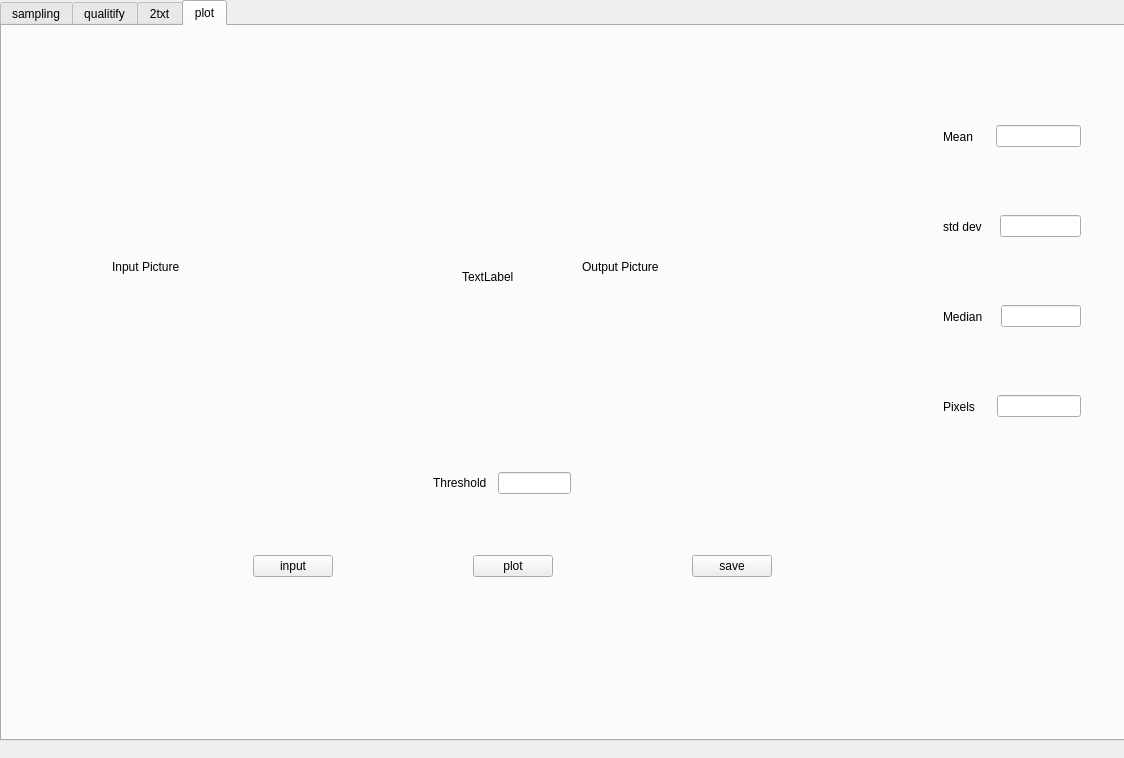
Old version of the form mainwindow.ui in the repository Zrealshadow/digitalpicture.
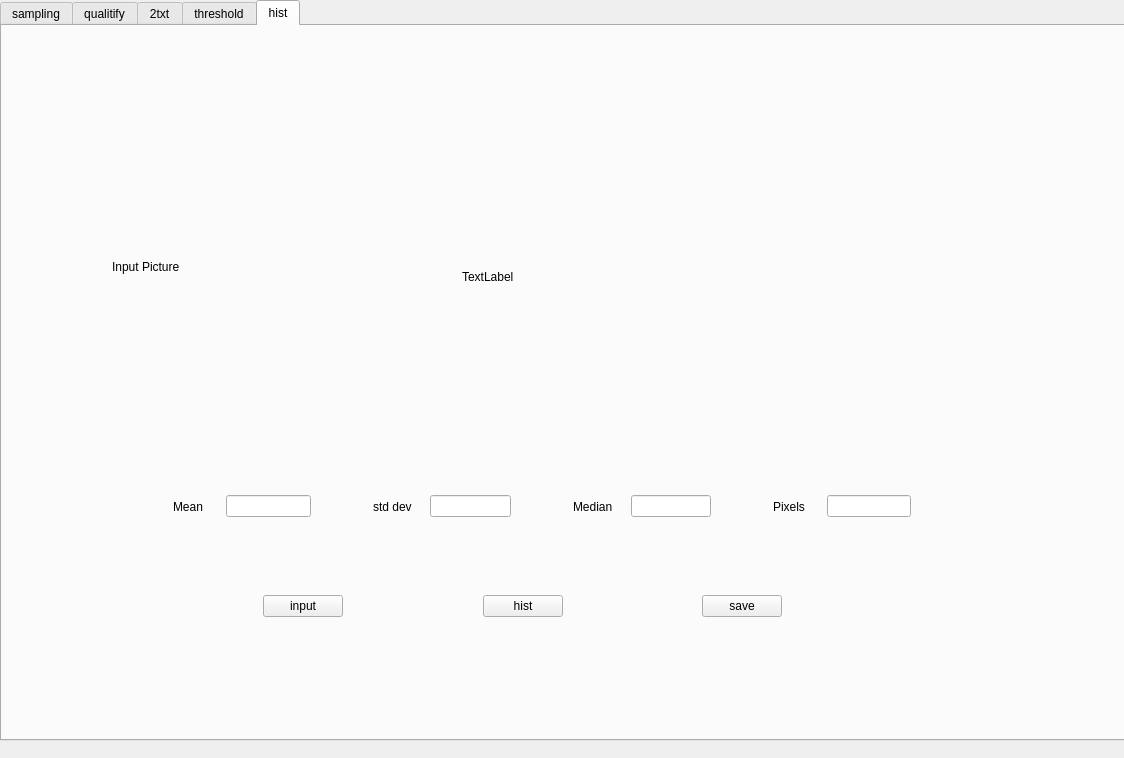
New version of the form. Custom widgets are drawn as their Qt base class.

The edit to the form file:
```diff
--- a/mainwindow.ui
+++ b/mainwindow.ui
@@ -27,7 +27,7 @@
      <string>&lt;html&gt;&lt;head/&gt;&lt;body&gt;&lt;p&gt;sampling&lt;/p&gt;&lt;p&gt;&lt;br/&gt;&lt;/p&gt;&lt;/body&gt;&lt;/html&gt;</string>
     </property>
     <property name="currentIndex">
-     <number>3</number>
+     <number>4</number>
     </property>
     <widget class="QWidget" name="sampling">
      <property name="whatsThis">
@@ -652,7 +652,7 @@
     </widget>
     <widget class="QWidget" name="plot">
      <attribute name="title">
-      <string>plot</string>
+      <string>threshold</string>
      </attribute>
      <widget class="QLabel" name="trans_img_plot">
       <property name="geometry">
@@ -952,10 +952,270 @@
       </layout>
      </widget>
     </widget>
+    <widget class="QWidget" name="tab">
+     <attribute name="title">
+      <string>hist</string>
+     </attribute>
+     <widget class="QLabel" name="input_img_hist">
+      <property name="geometry">
+       <rect>
+        <x>110</x>
+        <y>70</y>
+        <width>311</width>
+        <height>341</height>
+       </rect>
+      </property>
+      <property name="minimumSize">
+       <size>
+        <width>311</width>
+        <height>341</height>
+       </size>
+      </property>
+      <property name="maximumSize">
+       <size>
+        <width>311</width>
+        <height>341</height>
+       </size>
+      </property>
+      <property name="text">
+       <string>Input Picture</string>
+      </property>
+     </widget>
+     <widget class="QLabel" name="temp_hist">
+      <property name="geometry">
+       <rect>
+        <x>460</x>
+        <y>230</y>
+        <width>81</width>
+        <height>41</height>
+       </rect>
+      </property>
+      <property name="text">
+       <string>TextLabel</string>
+      </property>
+     </widget>
+     <widget class="QWidget" name="horizontalLayoutWidget_68">
+      <property name="geometry">
+       <rect>
+        <x>560</x>
+        <y>450</y>
+        <width>160</width>
+        <height>61</height>
+       </rect>
+      </property>
+      <layout class="QHBoxLayout" name="horizontalLayout_80">
+       <item>
+        <widget class="QLabel" name="label_75">
+         <property name="text">
+          <string>Median</string>
+         </property>
+        </widget>
+       </item>
+       <item>
+        <spacer name="horizontalSpacer_120">
+         <property name="orientation">
+          <enum>Qt::Horizontal</enum>
+         </property>
+         <property name="sizeHint" stdset="0">
+          <size>
+           <width>40</width>
+           <height>20</height>
+          </size>
+         </property>
+        </spacer>
+       </item>
+       <item>
+        <widget class="QLineEdit" name="mid_hist"/>
+       </item>
+      </layout>
+     </widget>
+     <widget class="QWidget" name="horizontalLayoutWidget_69">
+      <property name="geometry">
+       <rect>
+        <x>360</x>
+        <y>450</y>
+        <width>160</width>
+        <height>61</height>
+       </rect>
+      </property>
+      <layout class="QHBoxLayout" name="horizontalLayout_81">
+       <item>
+        <widget class="QLabel" name="label_76">
+         <property name="text">
+          <string>std dev</string>
+         </property>
+        </widget>
+       </item>
+       <item>
+        <spacer name="horizontalSpacer_121">
+         <property name="orientation">
+          <enum>Qt::Horizontal</enum>
+         </property>
+         <property name="sizeHint" stdset="0">
+          <size>
+           <width>40</width>
+           <height>20</height>
+          </size>
+         </property>
+        </spacer>
+       </item>
+       <item>
+        <widget class="QLineEdit" name="std_hist"/>
+       </item>
+      </layout>
+     </widget>
+     <widget class="QWidget" name="horizontalLayoutWidget_70">
+      <property name="geometry">
+       <rect>
+        <x>760</x>
+        <y>450</y>
+        <width>160</width>
+        <height>61</height>
+       </rect>
+      </property>
+      <layout class="QHBoxLayout" name="horizontalLayout_82">
+       <item>
+        <widget class="QLabel" name="label_77">
+         <property name="text">
+          <string>Pixels</string>
+         </property>
+        </widget>
+       </item>
+       <item>
+        <spacer name="horizontalSpacer_122">
+         <property name="orientation">
+          <enum>Qt::Horizontal</enum>
+         </property>
+         <property name="sizeHint" stdset="0">
+          <size>
+           <width>40</width>
+           <height>20</height>
+          </size>
+         </property>
+        </spacer>
+       </item>
+       <item>
+        <widget class="QLineEdit" name="Pixels_hist"/>
+       </item>
+      </layout>
+     </widget>
+     <widget class="QWidget" name="horizontalLayoutWidget_71">
+      <property name="geometry">
+       <rect>
+        <x>160</x>
+        <y>450</y>
+        <width>160</width>
+        <height>61</height>
+       </rect>
+      </property>
+      <layout class="QHBoxLayout" name="horizontalLayout_83">
+       <item>
+        <widget class="QLabel" name="label_78">
+         <property name="text">
+          <string>Mean</string>
+         </property>
+        </widget>
+       </item>
+       <item>
+        <spacer name="horizontalSpacer_123">
+         <property name="orientation">
+          <enum>Qt::Horizontal</enum>
+         </property>
+         <property name="sizeHint" stdset="0">
+          <size>
+           <width>40</width>
+           <height>20</height>
+          </size>
+         </property>
+        </spacer>
+       </item>
+       <item>
+        <widget class="QLineEdit" name="mean_hist"/>
+       </item>
+      </layout>
+     </widget>
+     <widget class="QWidget" name="horizontalLayoutWidget_64">
+      <property name="geometry">
+       <rect>
+        <x>250</x>
+        <y>540</y>
+        <width>541</width>
+        <height>80</height>
+       </rect>
+      </property>
+      <layout class="QHBoxLayout" name="horizontalLayout_76">
+       <item>
+        <widget class="QPushButton" name="input_hist">
+         <property name="text">
+          <string>input</string>
+         </property>
+        </widget>
+       </item>
+       <item>
+        <spacer name="horizontalSpacer_116">
+         <property name="orientation">
+          <enum>Qt::Horizontal</enum>
+         </property>
+         <property name="sizeHint" stdset="0">
+          <size>
+           <width>40</width>
+           <height>20</height>
+          </size>
+         </property>
+        </spacer>
+       </item>
+       <item>
+        <widget class="QPushButton" name="hist">
+         <property name="text">
+          <string>hist</string>
+         </property>
+        </widget>
+       </item>
+       <item>
+        <spacer name="horizontalSpacer_117">
+         <property name="orientation">
+          <enum>Qt::Horizontal</enum>
+         </property>
+         <property name="sizeHint" stdset="0">
+          <size>
+           <width>40</width>
+           <height>20</height>
+          </size>
+         </property>
+        </spacer>
+       </item>
+       <item>
+        <widget class="QPushButton" name="save_hist">
+         <property name="text">
+          <string>save</string>
+         </property>
+        </widget>
+       </item>
+      </layout>
+     </widget>
+     <widget class="QCustomPlot" name="qcustomplotWidget" native="true">
+      <property name="geometry">
+       <rect>
+        <x>560</x>
+        <y>70</y>
+        <width>541</width>
+        <height>341</height>
+       </rect>
+      </property>
+     </widget>
+    </widget>
    </widget>
   </widget>
  </widget>
  <layoutdefault spacing="6" margin="11"/>
+ <customwidgets>
+  <customwidget>
+   <class>QCustomPlot</class>
+   <extends>QWidget</extends>
+   <header location="global">qcustomplot.h</header>
+   <container>1</container>
+  </customwidget>
+ </customwidgets>
  <resources/>
  <connections/>
 </ui>
```
